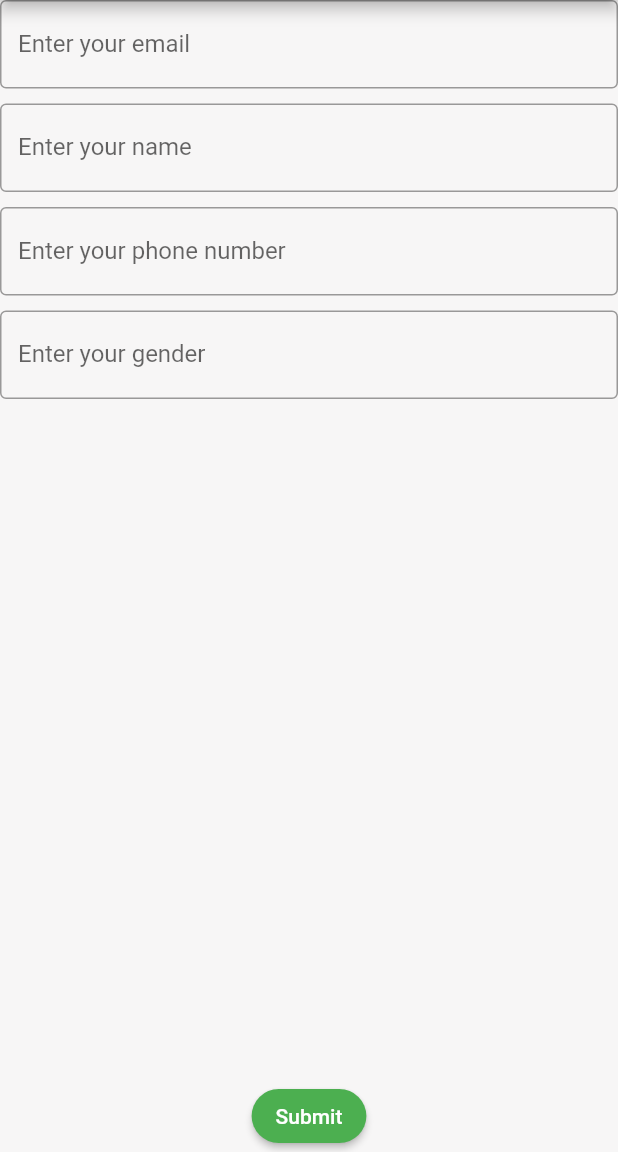
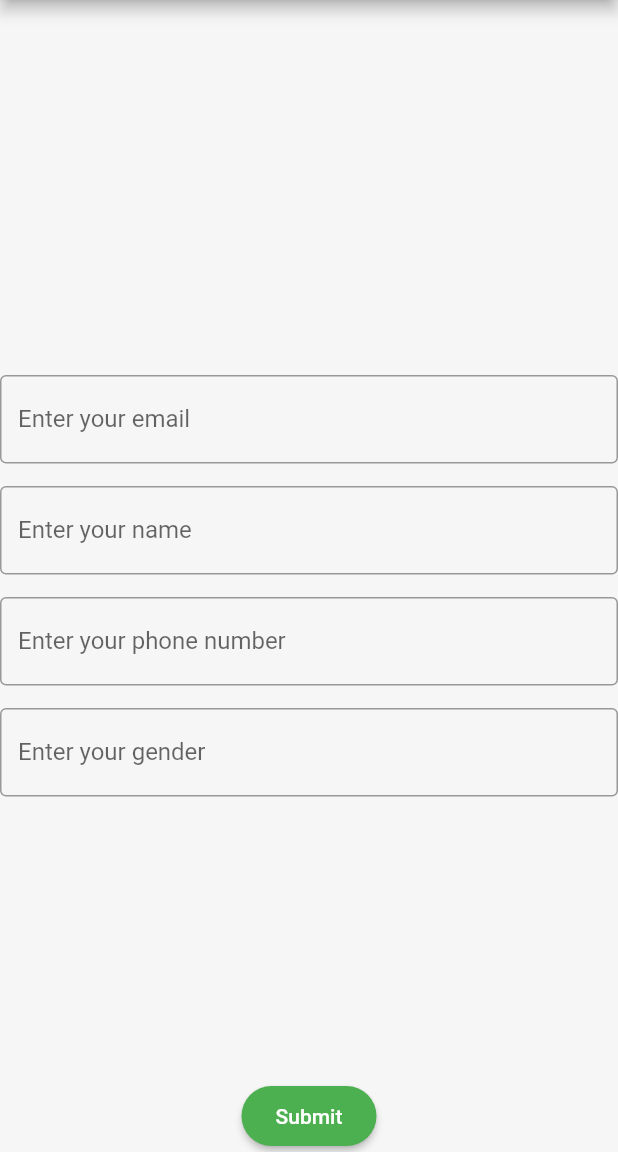
Before and after one commit to jcolon030/DevPost-Code-Green, a Flutter app: the screen it shows after launch, on a phone screen of 412 x 824 dp, the part 84-1236 px from its top. Run offline on Flutter 3.47's test engine with Material 2 defaults, Android fonts, the phone set to English and light mode, and no system bars; our stand-ins replace firebase_auth, firebase_core, firebase_database, google_maps_flutter; accounts and stored records are empty.

Commit message:
Placed column and submit wedges below screen top

```diff
--- a/lib/sign_up.dart
+++ b/lib/sign_up.dart
@@ -75,7 +75,9 @@ class MyCustomFormState extends State<MyCustomForm> {
               key: _formKey,
               child: Column(
                 children: [
-                  TextFormField(
+                  Container(
+                  margin: EdgeInsets.only(top: 250),
+                  child: TextFormField(
                     decoration: const InputDecoration(
                        border: OutlineInputBorder(),
                        labelText: 'Enter your email',
@@ -88,9 +90,10 @@ class MyCustomFormState extends State<MyCustomForm> {
                         }
                         return null;
                       },
-                  ),
-                  SizedBox(height: 10),
-                  TextFormField(
+                  )),
+                  Container(
+                  margin: EdgeInsets.only(top: 15),
+                  child: TextFormField(
                     decoration: const InputDecoration(
                        border: OutlineInputBorder(),
                        labelText: 'Enter your name',
@@ -103,9 +106,10 @@ class MyCustomFormState extends State<MyCustomForm> {
                       }
                       return null;
                     },
-                  ),
-                  SizedBox(height: 10),
-                  TextFormField(
+                  )),
+                  Container(
+                  margin: EdgeInsets.only(top: 15),
+                  child: TextFormField(
                     decoration: const InputDecoration(
                        border: OutlineInputBorder(),
                        labelText: 'Enter your phone number',
@@ -118,9 +122,10 @@ class MyCustomFormState extends State<MyCustomForm> {
                       }
                       return null;
                     },
-                  ),
-                  SizedBox(height: 10),
-                  TextFormField(
+                  )),
+                  Container(
+                  margin: EdgeInsets.only(top: 15),
+                  child: TextFormField(
                     decoration: const InputDecoration(
                        border: OutlineInputBorder(),
                        labelText: 'Enter your gender',
@@ -133,11 +138,13 @@ class MyCustomFormState extends State<MyCustomForm> {
                       }
                       return null;
                     },
-                  ),
+                  )),
                 ],
               ),
             ),
-            ElevatedButton(
+            Container(
+            margin:EdgeInsets.only(top: 15),
+            child: ElevatedButton(
               onPressed: () {
                 _getText();
                 submit_user();
@@ -152,8 +159,10 @@ class MyCustomFormState extends State<MyCustomForm> {
                   );
                 }
               },
+              style: ElevatedButton.styleFrom(
+                fixedSize: const Size(90, 40)),
               child: const Text('Submit'),
-            )
+            ))
           ],
         ));
   }
```
